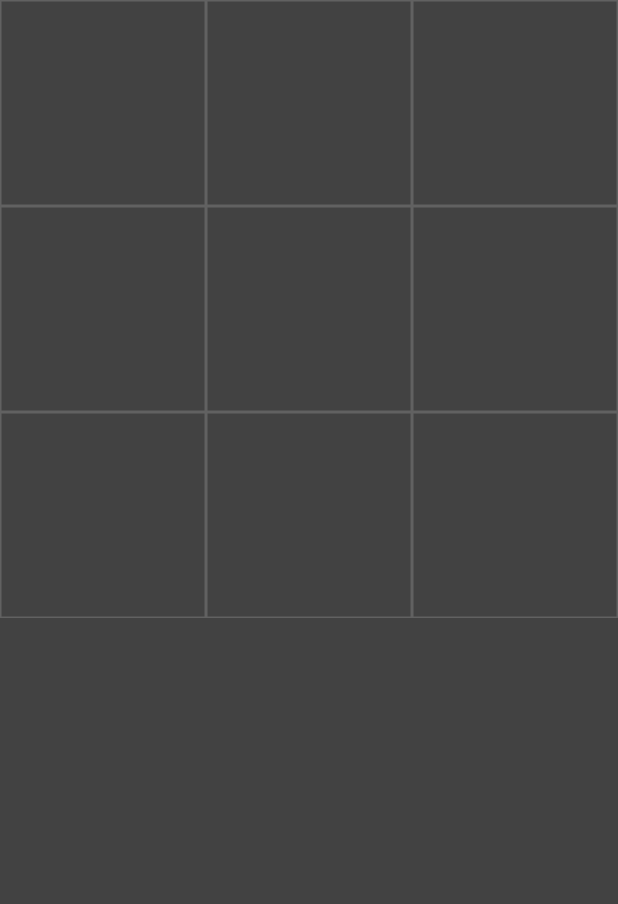
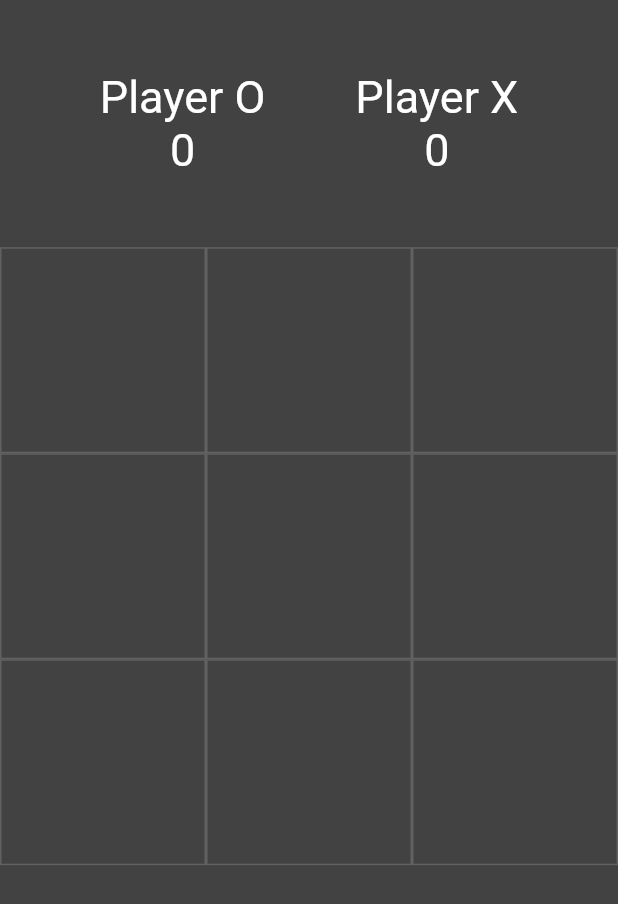
Before and after one commit to kmranrg/TicTacToe, a Flutter app: the screen it shows after launch, on a phone screen of 412 x 824 dp. Shown: the top 904 px of the screen. Run offline on Flutter 3.47's test engine with Material 2 defaults, Android fonts, the phone set to English and light mode, and no system bars.

Commit message:
done with grid and scoreboard

```diff
--- a/lib/main.dart
+++ b/lib/main.dart
@@ -20,38 +20,196 @@ class HomePage extends StatefulWidget {
 }
 
 class _HomePageState extends State<HomePage> {
+  bool ohTurn = true; // the first player is `o`
 
-  String displayExOh = '';
+  List<String> displayExOh = ['', '', '', '', '', '', '', '', ''];
+
+  var myTextStyle = TextStyle(color: Colors.white, fontSize: 30);
+  int ohScore = 0;
+  int exScore = 0;
 
   @override
   Widget build(BuildContext context) {
     return Scaffold(
       backgroundColor: Colors.grey[800],
-      body: GridView.builder(
+      body: Column(
+        children: <Widget>[
+          Expanded(
+            child: Container(
+              child: Row(
+                mainAxisAlignment: MainAxisAlignment.center,
+                children: <Widget>[
+                  Padding(
+                    padding: const EdgeInsets.all(30.0),
+                    child: Column(
+                      mainAxisAlignment: MainAxisAlignment.center,
+                      children: <Widget>[
+                        Text(
+                          'Player O',
+                          style: myTextStyle,
+                        ),
+                        Text(
+                          ohScore.toString(),
+                          style: myTextStyle,
+                        ),
+                      ],
+                    ),
+                  ),
+                  Padding(
+                    padding: const EdgeInsets.all(30.0),
+                    child: Column(
+                      mainAxisAlignment: MainAxisAlignment.center,
+                      children: <Widget>[
+                        Text(
+                          'Player X',
+                          style: myTextStyle,
+                        ),
+                        Text(
+                          exScore.toString(),
+                          style: myTextStyle,
+                        ),
+                      ],
+                    ),
+                  ),
+                ],
+              ),
+            ),
+          ),
+          Expanded(
+            flex: 3,
+            child: GridView.builder(
                 itemCount: 9,
-          gridDelegate:
-              SliverGridDelegateWithFixedCrossAxisCount(crossAxisCount: 3),
+                gridDelegate: SliverGridDelegateWithFixedCrossAxisCount(
+                    crossAxisCount: 3),
                 itemBuilder: (BuildContext context, int index) {
                   return GestureDetector(
-              onTap: _tapped,
+                    onTap: () {
+                      _tapped(index);
+                    },
                     child: Container(
-                decoration:
-                    BoxDecoration(border: Border.all(color: Colors.grey[700])),
+                      decoration: BoxDecoration(
+                          border: Border.all(color: Colors.grey[700])),
                       child: Center(
                         child: Text(
-                    displayExOh,
+                          displayExOh[index],
                           style: TextStyle(color: Colors.white, fontSize: 40),
                         ),
                       ),
                     ),
                   );
                 }),
+          ),
+          Expanded(
+            child: Container(),
+          ),
+        ],
+      ),
     );
   }
 
-  void _tapped() {
+  void _tapped(int index) {
     setState(() {
-      displayExOh = 'o';
+      if (ohTurn && displayExOh[index] == '') {
+        displayExOh[index] = 'o';
+      } else if (!ohTurn && displayExOh[index] == '') {
+        displayExOh[index] = 'x';
+      }
+
+      ohTurn = !ohTurn;
+      _checkWinner();
     });
   }
+
+  void _checkWinner() {
+    // checks 1st row
+    if (displayExOh[0] == displayExOh[1] &&
+        displayExOh[0] == displayExOh[2] &&
+        displayExOh[0] != '') {
+      _showWinDialog(displayExOh[0]);
     }
+
+    // checks 2nd row
+    if (displayExOh[3] == displayExOh[4] &&
+        displayExOh[3] == displayExOh[5] &&
+        displayExOh[3] != '') {
+      _showWinDialog(displayExOh[3]);
+    }
+
+    // checks 3rd row
+    if (displayExOh[6] == displayExOh[7] &&
+        displayExOh[6] == displayExOh[8] &&
+        displayExOh[6] != '') {
+      _showWinDialog(displayExOh[6]);
+    }
+
+    // checks 1st column
+    if (displayExOh[0] == displayExOh[3] &&
+        displayExOh[0] == displayExOh[6] &&
+        displayExOh[0] != '') {
+      _showWinDialog(displayExOh[0]);
+    }
+
+    // checks 2nd column
+    if (displayExOh[1] == displayExOh[4] &&
+        displayExOh[1] == displayExOh[7] &&
+        displayExOh[1] != '') {
+      _showWinDialog(displayExOh[1]);
+    }
+
+    // checks 3rd column
+    if (displayExOh[2] == displayExOh[5] &&
+        displayExOh[2] == displayExOh[8] &&
+        displayExOh[2] != '') {
+      _showWinDialog(displayExOh[2]);
+    }
+
+    // checks diagonal
+    if (displayExOh[6] == displayExOh[4] &&
+        displayExOh[6] == displayExOh[2] &&
+        displayExOh[6] != '') {
+      _showWinDialog(displayExOh[6]);
+    }
+
+    // checks diagonal
+    if (displayExOh[0] == displayExOh[4] &&
+        displayExOh[0] == displayExOh[8] &&
+        displayExOh[0] != '') {
+      _showWinDialog(displayExOh[0]);
+    }
+  }
+
+  void _showWinDialog(String winner) {
+    showDialog(
+        barrierDismissible: false,
+        context: context,
+        builder: (BuildContext context) {
+          return AlertDialog(
+            title: Text("Player ${winner.toUpperCase()} has won the game!!"),
+            actions: <Widget>[
+              TextButton(
+                onPressed: () {
+                  _clearBoard();
+                  Navigator.of(context).pop();
+                },
+                child: Text('Play Again!'),
+              ),
+            ],
+          );
+        });
+    if (winner == 'o') {
+      ohScore += 1;
+    } else if (winner == 'x') {
+      exScore += 1;
+    }
+  }
+
+  void _clearBoard() {
+
+    setState(() {
+      for(int i = 0; i < 9; i++) {
+        displayExOh[i] = '';
+      }
+    });
+
+  }
+}
```
Lines whose indentation alone changed are shown as unchanged.
